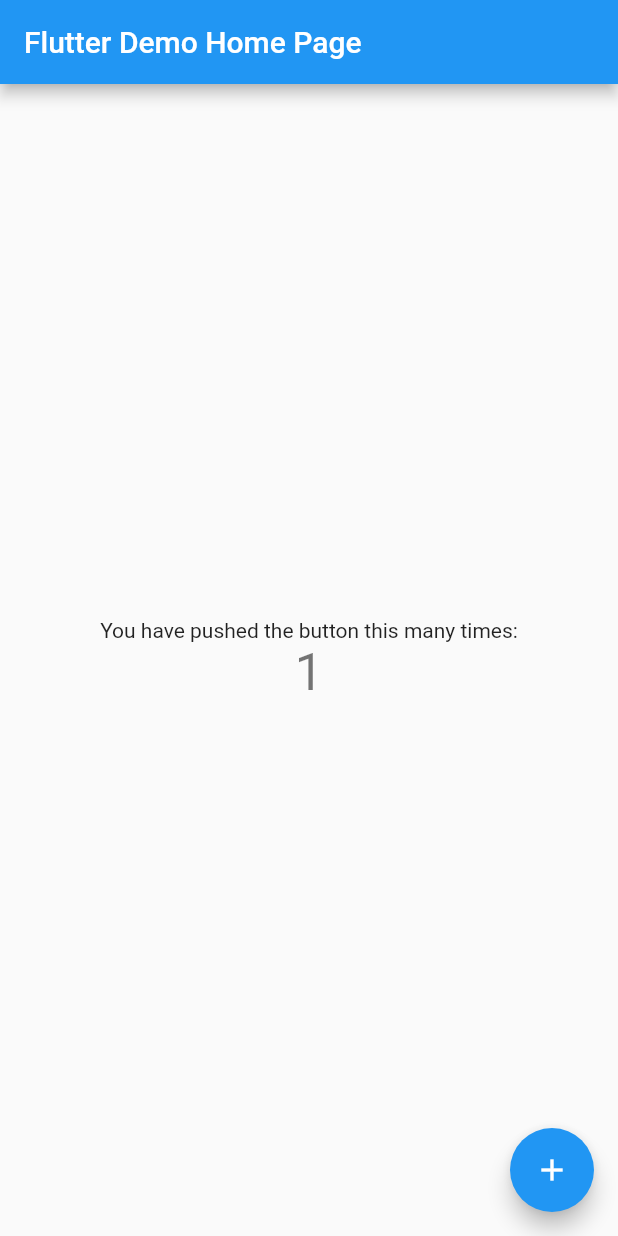
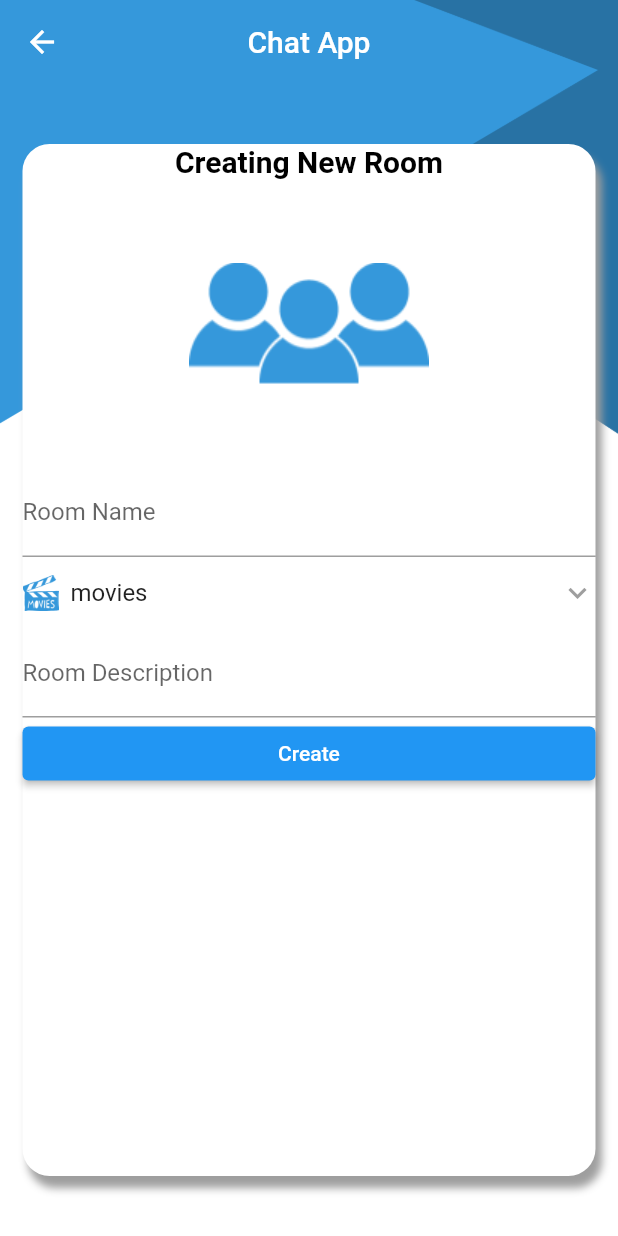
Before and after one commit to Mohamed-Yosry/chat_flutter, a Flutter app: the screen it shows after launch, after a tap on the "add" icon, on a phone screen of 412 x 824 dp. Run offline on Flutter 3.47's test engine with Material 2 defaults, Android fonts, the phone set to English and light mode, and no system bars.

Commit message:
create room class and adding room page

```diff
--- /dev/null
+++ b/lib/creatingGroup/Room.dart
@@ -0,0 +1,26 @@
+
+class Room {
+  static const COLLECTION_NAME="rooms";
+  String id;
+  String description;
+  String category;
+  String name;
+  Room({required this.id,required this.description, required this.name, required this.category});
+
+  Room.fromJson(Map<String,Object?>json):this(
+    id:json['id']! as String,
+      name:json['userName']! as String,
+      description:json['description']! as String,
+      category:json['category']! as String,
+  );
+
+  Map<String,Object> toJson(){
+    return {
+      'id':id,
+      'userName':name,
+      'description':description,
+      'category':category
+    };
+  }
+
+}
--- /dev/null
+++ b/lib/creatingGroup/createGroupPage.dart
@@ -0,0 +1,152 @@
+import 'package:flutter/cupertino.dart';
+import 'package:flutter/material.dart';
+
+class CreateGroup extends StatefulWidget{
+  @override
+  State<StatefulWidget> createState() {
+    return CreateGroupState();
+  }
+
+}
+
+class CreateGroupState extends State<CreateGroup>{
+   String dropListValue='movies';
+   final List<String> dropDownListItem =['movies', 'sports','music'];
+
+  late String groupName,roomDescription;
+  final _addRoomKey = GlobalKey<FormState>();
+  @override
+  Widget build(BuildContext context) {
+    return Container(
+      decoration: BoxDecoration(
+        image: DecorationImage(
+          image: AssetImage("assets/background.png"),
+          fit: BoxFit.fill,
+
+        ),
+        color: Colors.white
+      ),
+
+      child: Scaffold(
+        backgroundColor: Colors.transparent,
+        appBar: AppBar(
+          backgroundColor: Colors.transparent,
+          elevation: 0,
+          centerTitle: true,
+          title: Text("Chat App"),
+        ),
+        body: Center(
+          child: Container(
+            decoration: BoxDecoration(
+              borderRadius: BorderRadius.circular(18),
+              color: Colors.white,
+              boxShadow: [
+                BoxShadow(
+                  color: Colors.grey,
+                  blurRadius: 4,
+                  offset: Offset(4,8)
+                )
+              ]
+            ),
+            margin: EdgeInsets.symmetric(vertical: 40,horizontal: 15),
+
+            child: Column(
+              crossAxisAlignment: CrossAxisAlignment.stretch,
+              children: [
+                Text("Creating New Room",style: TextStyle(
+                  fontSize: 20,
+                  fontWeight: FontWeight.bold,
+                  color: Colors.black
+                  ),
+                  textAlign: TextAlign.center,
+                ),
+                Image(image: AssetImage("assets/createGroup.png",),),//AssetImage("assets/addRoom.png",),),
+                Form(
+                  key: _addRoomKey,
+
+                  child: Column(
+                    crossAxisAlignment: CrossAxisAlignment.stretch,
+                    children: [
+                      TextFormField(
+                        onChanged: (text){
+                          groupName=text;
+                        },
+                        keyboardType: TextInputType.name,
+                        decoration: InputDecoration(
+                          labelText: "Room Name",
+                          floatingLabelBehavior: FloatingLabelBehavior.auto,
+                        ),
+                        validator: (String? value){
+                          if(value==null || value.isEmpty){
+                            return 'please enter room name';
+                          }
+                          return null;
+                        },
+                      ),
+
+
+                      DropdownButtonHideUnderline(
+                        child: DropdownButton<String>(
+                          isExpanded: true,
+                          icon: Icon(Icons.keyboard_arrow_down, color: Colors.grey),
+                          value: dropListValue,
+                          items: dropDownListItem.map((name){
+                              return DropdownMenuItem(
+                                value: name,
+                                child: Row(
+                                  children: [
+                                    Image(image: AssetImage("assets/categories/$name.png"),width: 24,height: 24,),
+                                    Text("  $name")
+                                  ],
+                                ),
+                            );}).toList(),
+                          onChanged: (value){
+                            setState(() {
+                              print("$value");
+                              dropListValue = value!;
+                            });
+
+                          },
+                        ),),
+
+
+                        TextFormField(
+                          onChanged: (text){
+                            roomDescription=text;
+                          },
+                          keyboardType: TextInputType.name,
+                          decoration: InputDecoration(
+                            labelText: "Room Description",
+                            floatingLabelBehavior: FloatingLabelBehavior.auto,
+                          ),
+                          validator: (String? value){
+                            if(value==null || value.isEmpty){
+                              return 'please enter room description';
+                            }
+                            return null;
+                          },
+                        ),
+
+
+                        ElevatedButton(onPressed: ()=>{
+                          if(_addRoomKey.currentState?.validate()==true){
+                            addRoom()
+                          }
+                        }, child: Text("Create"))
+                    ],
+                  ),
+                )
+              ],
+            ),
+
+          ),
+        ),
+      ),
+
+    );
+  }
+
+  void addRoom(){
+
+  }
+}
--- a/lib/main.dart
+++ b/lib/main.dart
@@ -1,5 +1,5 @@
 import 'package:flutter/material.dart';
-
+import 'package:chat_flutter/creatingGroup/createGroupPage.dart';
 void main() {
   runApp(MyApp());
 }
@@ -49,13 +49,15 @@ class _MyHomePageState extends State<MyHomePage> {
   int _counter = 0;
 
   void _incrementCounter() {
+
+    //MaterialPageRoute(builder: (context) => CreateGroup())
     setState(() {
       // This call to setState tells the Flutter framework that something has
       // changed in this State, which causes it to rerun the build method below
       // so that the display can reflect the updated values. If we changed
       // _counter without calling setState(), then the build method would not be
       // called again, and so nothing would appear to happen.
-      _counter++;
+      //_counter++;
     });
   }
 
@@ -104,7 +106,9 @@ class _MyHomePageState extends State<MyHomePage> {
         ),
       ),
       floatingActionButton: FloatingActionButton(
-        onPressed: _incrementCounter,
+        onPressed: (){
+          Navigator.push(context, MaterialPageRoute(builder: (context) => CreateGroup()));
+        },
         tooltip: 'Increment',
         child: Icon(Icons.add),
       ), // This trailing comma makes auto-formatting nicer for build methods.
--- a/pubspec.yaml
+++ b/pubspec.yaml
@@ -45,6 +45,7 @@ flutter:
   uses-material-design: true
   assets:
     - assets/
+    - assets/categories/
 
   # To add assets to your application, add an assets section, like this:
   # assets:
```
Also changed, not shown: assets/addRoom.png (renamed from assets/group-1824146_1280@2x.png), assets/background.png (added), assets/createGroup.png (renamed from assets/group-1824146_1280.png).
